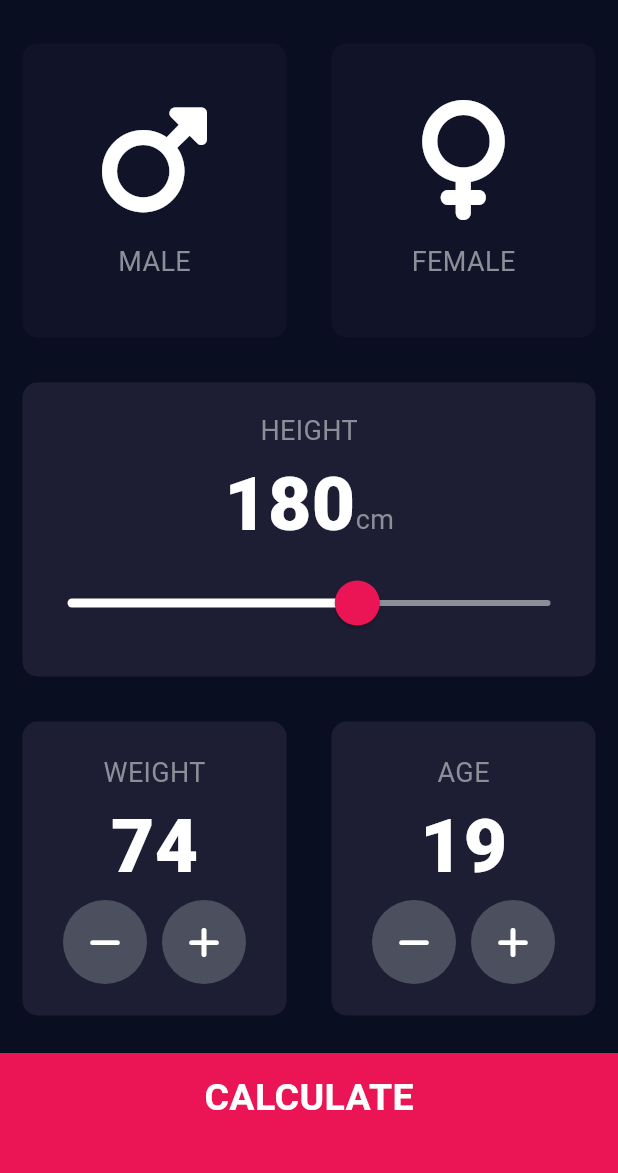
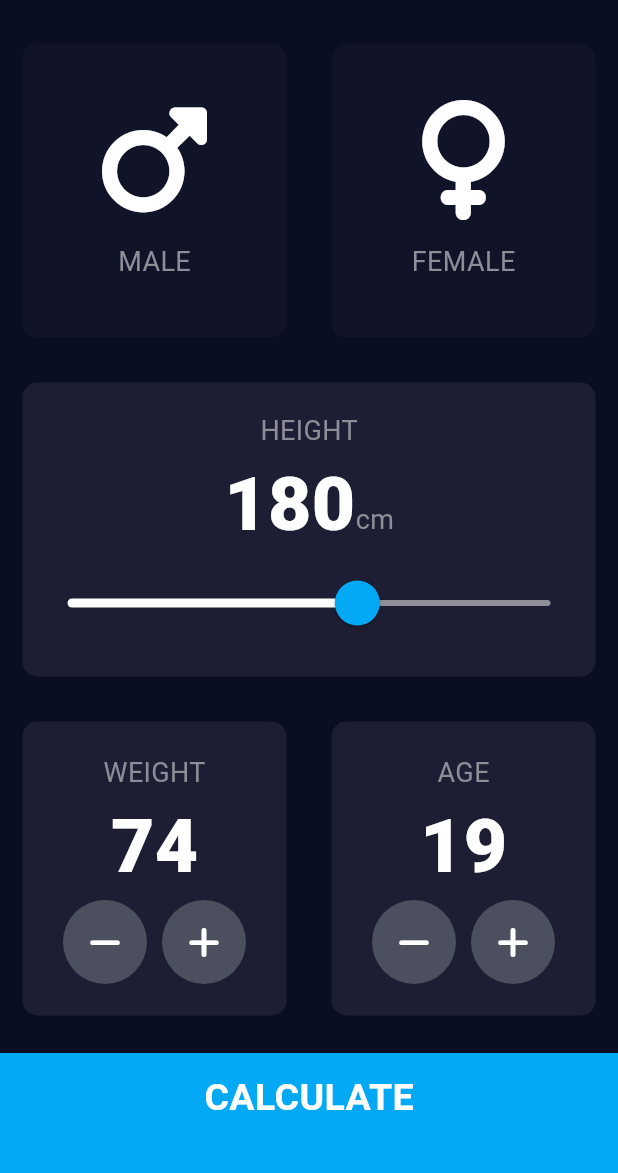
Before and after one commit to ThariTheekshana/BMI_Calculator-purple-, a Flutter app: the screen it shows after launch, on a phone screen of 412 x 824 dp, the part 63-1236 px from its top. Run offline on Flutter 3.47's test engine with Material 3 defaults, Android fonts, the phone set to English and light mode, and no system bars; our stand-ins replace font_awesome_flutter.

Commit message:
changed button color

```diff
--- a/lib/constants.dart
+++ b/lib/constants.dart
@@ -3,7 +3,7 @@ import 'package:flutter/material.dart';
 const kBottomContainerHeight = 80.0;
 const kActiveCardColor = Color(0xFF1D1E33);
 const kInactiveCardColor = Color(0xFF111328);
-const kBottomContainerColor = Color(0xFFEB1555);
+const kBottomContainerColor = Colors.lightBlue;
 
 const kLabelTextStyle = TextStyle(fontSize: 18.0, color: Color(0xFF8D8E98));
 
--- a/lib/screens/input_page.dart
+++ b/lib/screens/input_page.dart
@@ -102,7 +102,7 @@ class _InputPageState extends State<InputPage> {
                         data: SliderTheme.of(context).copyWith(
                           thumbShape: const RoundSliderThumbShape(
                               enabledThumbRadius: 15.0),
-                          thumbColor: const Color(0xFFEB1555),
+                          thumbColor: Colors.lightBlue,
                           activeTrackColor: Colors.white,
                           inactiveTrackColor: const Color(0xFF8D8E98),
                           overlayColor: const Color(0x29EB1555),
@@ -216,11 +216,12 @@ class _InputPageState extends State<InputPage> {
 
                 Navigator.push(
                   context,
-                  MaterialPageRoute(builder: (context) => ResultPage(
-                    bmiResult: calc.calculateBMI(),
-                    resultText: calc.getResult(),
-                    interpretation: calc.getInterpretation(),
-                  )),
+                  MaterialPageRoute(
+                      builder: (context) => ResultPage(
+                            bmiResult: calc.calculateBMI(),
+                            resultText: calc.getResult(),
+                            interpretation: calc.getInterpretation(),
+                          )),
                 );
               },
               buttonTitle: 'CALCULATE',
```
Also changed, not shown: 16 other files.
